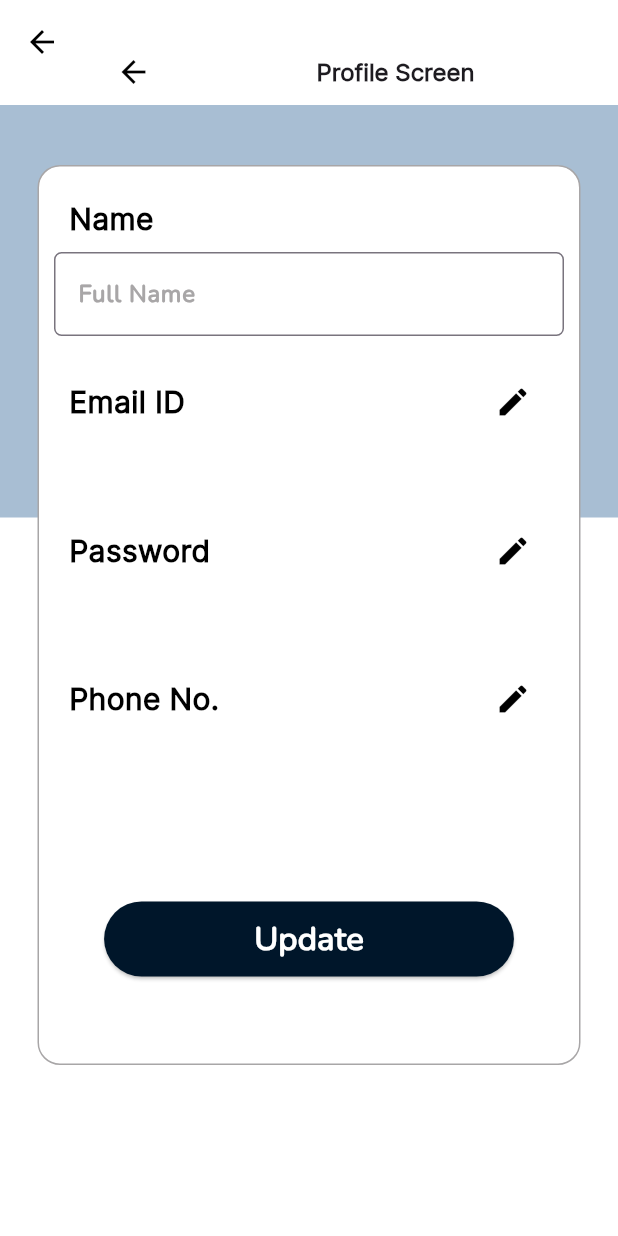
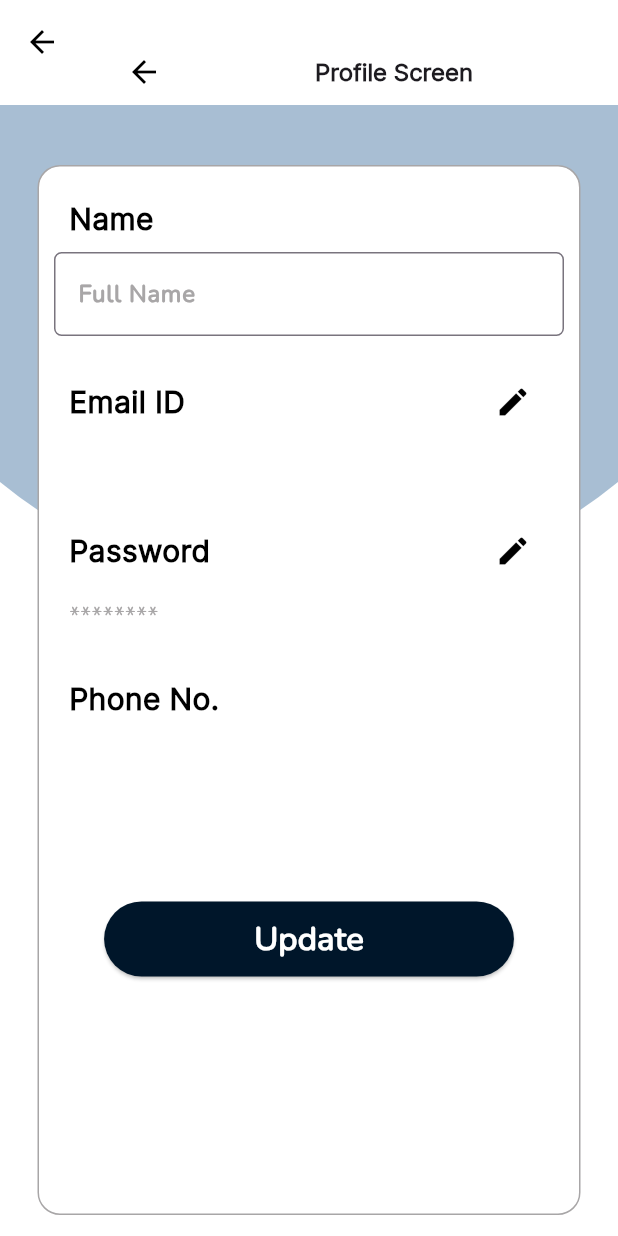
Before and after one commit to hardikkalia/dass-project, a Flutter app: the ProfileScreen screen opened directly, after a tap on the "edit" icon, on a phone screen of 412 x 824 dp. Run offline on Flutter 3.47's test engine with Material 3 defaults, Android fonts, the light colour scheme and no system bars; our stand-ins replace pin_code_fields, shared_preferences; accounts and stored records are empty.

Commit message:
Edit email and Password, minor design updates

```diff
--- /dev/null
+++ b/code/cart_genie/lib/common/widgets/background.dart
@@ -0,0 +1,47 @@
+import 'package:flutter/material.dart';
+import 'dart:math';
+
+class Semicircle extends StatelessWidget {
+  final double radius;
+  final Color color;
+
+  const Semicircle({
+    Key? key,
+    required this.radius,
+    required this.color,
+  }) : super(key: key);
+
+  @override
+  Widget build(BuildContext context) {
+    return Center(
+      child: CustomPaint(
+        painter: _SemicirclePainter(radius, color),
+      ),
+    );
+  }
+}
+
+class _SemicirclePainter extends CustomPainter {
+  final double radius;
+  final Color color;
+
+  _SemicirclePainter(this.radius, this.color);
+
+  @override
+  void paint(Canvas canvas, Size size) {
+    final paint = Paint()
+      ..color = color
+      ..style = PaintingStyle.fill;
+
+    final rect = Rect.fromCircle(center: Offset(size.width / 2, 0), radius: radius);
+    final startAngle = 0.0;
+    final sweepAngle = pi; // This makes it a semicircle (π is approximately 3.14)
+
+    canvas.drawArc(rect, startAngle, sweepAngle, true, paint);
+  }
+
+  @override
+  bool shouldRepaint(covariant CustomPainter oldDelegate) {
+    return false;
+  }
+}
--- a/code/cart_genie/lib/features/profile/screens/profile_screen.dart
+++ b/code/cart_genie/lib/features/profile/screens/profile_screen.dart
@@ -8,7 +8,7 @@ import 'package:cart_genie/providers/user_providers.dart';
 import 'package:flutter/material.dart';
 import 'package:cart_genie/constants/form_validator.dart';
 import 'package:cart_genie/features/profile/widgets/profile_text.dart';
-
+import 'package:cart_genie/common/widgets/background.dart';
 import 'package:cart_genie/features/profile/widgets/profile_button.dart';
 import 'package:provider/provider.dart';
 
@@ -17,7 +17,7 @@ enum Mode {
   nameedit,
   mailedit,
   passwordedit,
-  phoneedit,
+
 }
 
 class ProfileScreen extends StatefulWidget {
@@ -33,8 +33,9 @@ class _ProfileScreenState extends State<ProfileScreen> {
 
   final TextEditingController _nameController = TextEditingController();
   final TextEditingController _emailController = TextEditingController();
-  final TextEditingController _passwordController = TextEditingController();
-  final TextEditingController _phoneController = TextEditingController();
+  final TextEditingController _oldpasswordController = TextEditingController();
+  final TextEditingController _newpasswordController = TextEditingController();
+  // final TextEditingController _phoneController = TextEditingController();
 
   final EditProfileService editProfileService = EditProfileService();
 
@@ -43,13 +44,20 @@ class _ProfileScreenState extends State<ProfileScreen> {
     super.dispose();
     _nameController.dispose();
     _emailController.dispose();
-    _passwordController.dispose();
-    _phoneController.dispose();
+    _oldpasswordController.dispose();
+    _newpasswordController.dispose();
+    // _phoneController.dispose();
   }
 
   void editProfile() {
     if (_mode == Mode.nameedit) {
       editProfileService.editName(context: context, name: _nameController.text);
+    }
+    if (_mode == Mode.mailedit) {
+      editProfileService.editEmail(context: context, email:_emailController.text);
+    }
+    if (_mode == Mode.passwordedit) {
+      editProfileService.editPassword(context: context, oldPassword: _oldpasswordController.text,newPassword: _newpasswordController.text );
     }
   }
 
@@ -71,8 +79,15 @@ class _ProfileScreenState extends State<ProfileScreen> {
             children: [
               Container(
                 height: 100,
-                padding: const EdgeInsets.only(left: 05, right: 110, top: 40),
-                child: Icon(Icons.arrow_back),
+                padding: const EdgeInsets.only(right: 90, top: 40),
+                child: IconButton(
+                  onPressed: () {
+                    setState(() {
+                      _mode = Mode.saved;
+                    });
+                  },
+                  icon: Icon(Icons.arrow_back),
+                ),
               ),
               Container(
                 height: 100,
@@ -96,11 +111,9 @@ class _ProfileScreenState extends State<ProfileScreen> {
         children: [
           Column(
             children: [
-              Container(
-                height: 275,
-                decoration: BoxDecoration(
-                  color: GlobalVariables.greyBackgroundColor,
-                ),
+              Semicircle(
+                radius: 325, // Adjust the height as per your requirement
+                color: GlobalVariables.greyBackgroundColor, // Set the color of the semicircle
               ),
             ],
           ),
@@ -108,7 +121,7 @@ class _ProfileScreenState extends State<ProfileScreen> {
             child: Padding(
               padding: const EdgeInsets.fromLTRB(25, 40, 25, 0),
               child: Container(
-                height: 600,
+                height: 700,
                 width: 400,
                 decoration: BoxDecoration(
                   color: GlobalVariables.backgroundColor,
@@ -130,6 +143,7 @@ class _ProfileScreenState extends State<ProfileScreen> {
                           text: 'Name',
                           data: user.name,
                           icon: Icons.edit,
+                          colour: Colors.black,
                           onPressed: () {
                             setState(() {
                               _mode = Mode.nameedit;
@@ -150,6 +164,7 @@ class _ProfileScreenState extends State<ProfileScreen> {
                           text: 'Email ID',
                           data: user.email,
                           icon: Icons.edit,
+                          colour: Colors.black,
                           onPressed: () {
                             setState(() {
                               _mode = Mode.mailedit;
@@ -168,8 +183,9 @@ class _ProfileScreenState extends State<ProfileScreen> {
                       if (_mode != Mode.passwordedit)
                         ProfileText(
                           text: 'Password',
-                          data: user.password,
+                          data: '********',
                           icon: Icons.edit,
+                          colour: Colors.black,
                           onPressed: () {
                             setState(() {
                               _mode = Mode.passwordedit;
@@ -177,33 +193,43 @@ class _ProfileScreenState extends State<ProfileScreen> {
                           },
                         ),
                       if (_mode == Mode.passwordedit)
-                        EditProfileText(
-                          text: 'Password',
-                          controller: _passwordController,
-                          hintText: 'Password',
-                          keyboardType: TextInputType.visiblePassword,
-                          validator: FormValidate.validatePassword,
+                        Column(
+                          children: [
+                            EditProfileText(
+                              text: 'Old Password',
+                              controller: _oldpasswordController,
+                              hintText: 'Old Password',
+                              keyboardType: TextInputType.visiblePassword,
+                              validator: FormValidate.validatePassword,
+                            ),
+                            SizedBox(height: 20), // Provides spacing between the input fields
+                            EditProfileText(
+                              text: 'New Password',
+                              controller: _newpasswordController,
+                              hintText: 'New Password',
+                              keyboardType: TextInputType.visiblePassword,
+                              validator: FormValidate.validatePassword,
+                            ),
+                          ],
                         ),
                       const SizedBox(height: 20),
-                      if (_mode != Mode.phoneedit)
-                        ProfileText(
+
+                      ProfileText(
                           text: 'Phone No.',
                           data: user.phone,
                           icon: Icons.edit,
+                          colour: Colors.transparent,
                           onPressed: () {
-                            setState(() {
-                              _mode = Mode.phoneedit;
-                            });
                           },
                         ),
-                      if (_mode == Mode.phoneedit)
-                        EditProfileText(
-                          text: 'Phone No.',
-                          controller: _phoneController,
-                          hintText: 'Phone No.',
-                          keyboardType: TextInputType.phone,
-                          validator: FormValidate.validatePhoneNo,
-                        ),
+                      // if (_mode == Mode.phoneedit)
+                      //   EditProfileText(
+                      //     text: 'Phone No.',
+                      //     controller: _phoneController,
+                      //     hintText: 'Phone No.',
+                      //     keyboardType: TextInputType.phone,
+                      //     validator: FormValidate.validatePhoneNo,
+                      //   ),
                       const SizedBox(height: 80),
                       if (_mode != Mode.saved)
                         // const SizedBox(height: 80),
@@ -218,6 +244,12 @@ class _ProfileScreenState extends State<ProfileScreen> {
                             }
                           },
                         ),
+
+                      if (_mode == Mode.saved)
+                        ProfileButton(
+                          text: 'Sign Out',
+                          onTap: (){}
+                        ),
                     ],
                   ),
                 ),
--- a/code/cart_genie/lib/features/profile/widgets/profile_text.dart
+++ b/code/cart_genie/lib/features/profile/widgets/profile_text.dart
@@ -6,6 +6,7 @@ class ProfileText extends StatelessWidget {
   final String data;
   final IconData icon;
   final VoidCallback onPressed;
+  final Color colour;
 
   const ProfileText({
     Key? key,
@@ -13,6 +14,7 @@ class ProfileText extends StatelessWidget {
     required this.data,
     required this.icon,
     required this.onPressed,
+    required this.colour,
   }) : super(key: key);
 
   @override
@@ -43,7 +45,7 @@ class ProfileText extends StatelessWidget {
                   child: IconButton(
                     icon: Icon(
                       icon,
-                      color: Colors.black,
+                      color:colour,
                     ),
                     onPressed: onPressed,
                   ),
```
Also changed, not shown: code/cart_genie/lib/features/profile/services/edit_profile_service.dart (+61 -0 lines), 1 other file.
